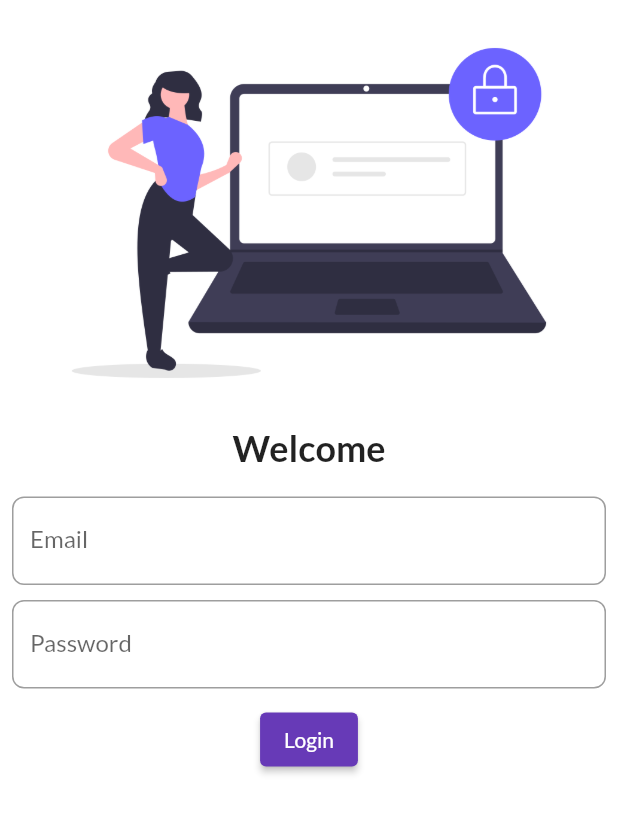
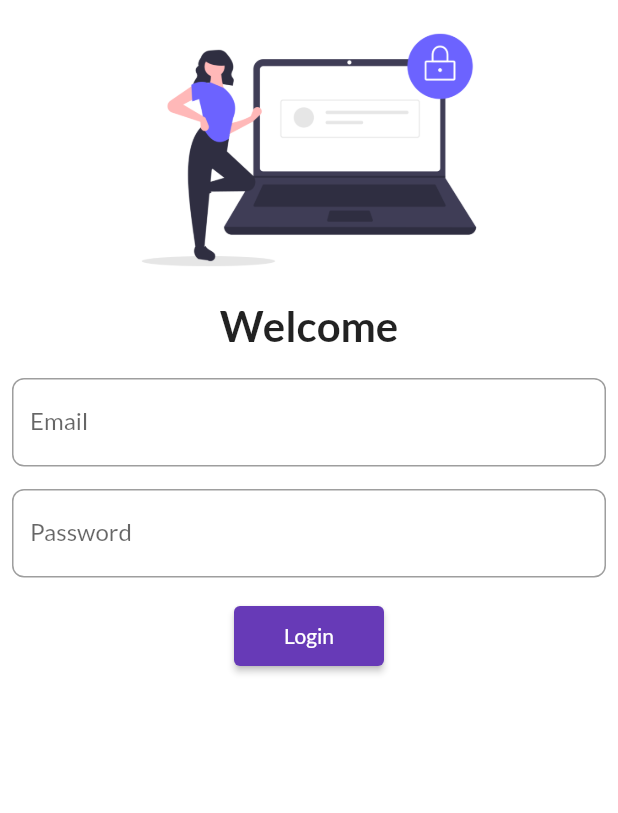
Before and after one commit to vishnuraj-m/Flutter-30Days-Hindi, a Flutter app: the screen it shows after launch, on a phone screen of 412 x 824 dp. Shown: the top 813 px of the screen. Run offline on Flutter 3.47's test engine with Material 2 defaults, Android fonts, the light colour scheme and no system bars; our stand-ins replace google_fonts.

Commit message:
Day5 Completed

```diff
--- a/lib/main.dart
+++ b/lib/main.dart
@@ -1,5 +1,6 @@
 import 'package:flutter/material.dart';
 import 'package:fvm_flutter/pages/login_page.dart';
+import 'package:fvm_flutter/utils/routes.dart';
 import 'package:google_fonts/google_fonts.dart';
 
 import 'pages/home_page.dart';
@@ -24,8 +25,8 @@
       initialRoute: '/',
       routes: {
         "/": (context) => const LoginPage(),
-        '/home': (context) => HomePage(),
-        '/login': (context) => const LoginPage(),
+        MyRoutes.homeRoute: (context) => HomePage(),
+        MyRoutes.loginRoute: (context) => const LoginPage(),
       },
     );
   }
--- a/lib/pages/login_page.dart
+++ b/lib/pages/login_page.dart
@@ -1,4 +1,5 @@
 import 'package:flutter/material.dart';
+import 'package:fvm_flutter/utils/routes.dart';
 
 class LoginPage extends StatelessWidget {
   const LoginPage({Key? key}) : super(key: key);
@@ -8,16 +9,18 @@
     return Scaffold(
       backgroundColor: Colors.white,
       body: SafeArea(
+        child: SingleChildScrollView(
           child: Column(
             children: [
               Image.asset(
                 'aseets/images/login_image.png',
                 fit: BoxFit.cover,
+                height: 200,
               ),
               const Text(
                 'Welcome',
                 style: TextStyle(
-                fontSize: 24,
+                  fontSize: 28,
                   fontWeight: FontWeight.bold,
                 ),
               ),
@@ -40,7 +43,7 @@
                       ),
                     ),
                     const SizedBox(
-                    height: 10,
+                      height: 15,
                     ),
                     TextFormField(
                       obscureText: true,
@@ -55,12 +58,16 @@
                       ),
                     ),
                     const SizedBox(
-                    height: 10,
+                      height: 15,
                     ),
                     ElevatedButton(
-                    onPressed: () {},
+                      onPressed: () {
+                        Navigator.pushNamed(context, MyRoutes.homeRoute);
+                      },
                       child: const Text('Login'),
-                    style: TextButton.styleFrom(),
+                      style: TextButton.styleFrom(
+                        minimumSize: const Size(100, 40),
+                      ),
                     ),
                   ],
                 ),
@@ -68,6 +75,7 @@
             ],
           ),
         ),
+      ),
     );
   }
 }
--- /dev/null
+++ b/lib/utils/routes.dart
@@ -0,0 +1,4 @@
+class MyRoutes {
+  static String loginRoute = "/login";
+  static String homeRoute = "/home";
+}
```
Lines whose indentation alone changed are shown as unchanged.
